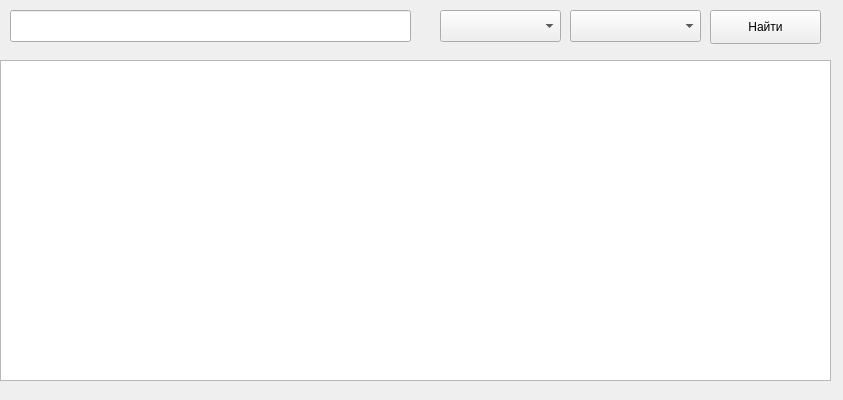
Traunquilizer/DB_UI, file SearchWin.ui: the form before one commit.
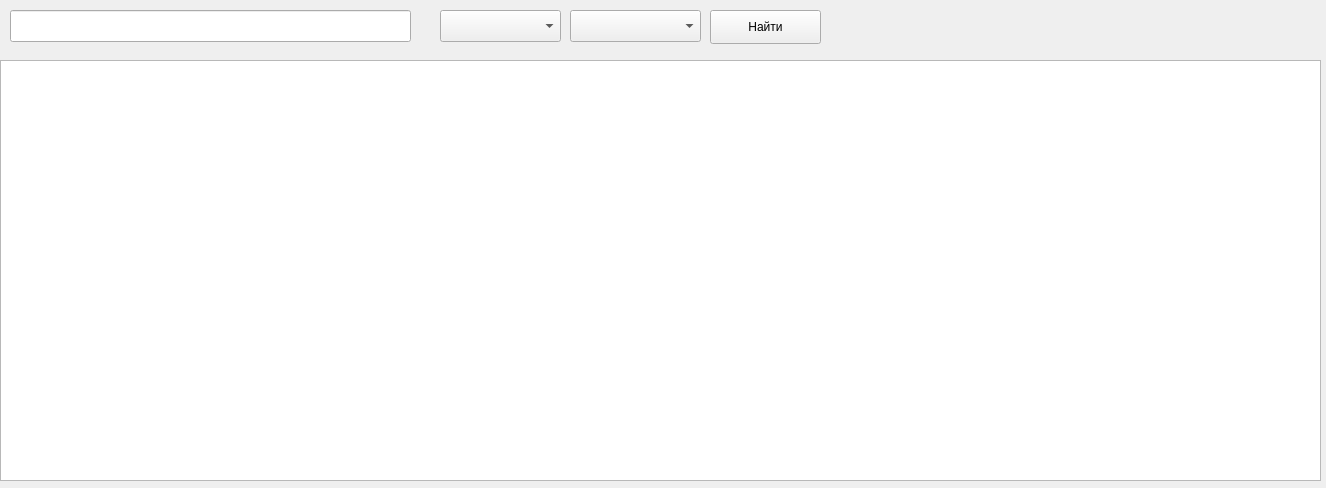
The form after the commit.

The edit to the form file:
```diff
--- a/SearchWin.ui
+++ b/SearchWin.ui
@@ -6,8 +6,8 @@
    <rect>
     <x>0</x>
     <y>0</y>
-    <width>843</width>
-    <height>400</height>
+    <width>1326</width>
+    <height>488</height>
    </rect>
   </property>
   <property name="windowTitle">
@@ -70,8 +70,8 @@
     <rect>
      <x>0</x>
      <y>60</y>
-     <width>831</width>
-     <height>321</height>
+     <width>1321</width>
+     <height>421</height>
     </rect>
    </property>
    <property name="alternatingRowColors">
```
